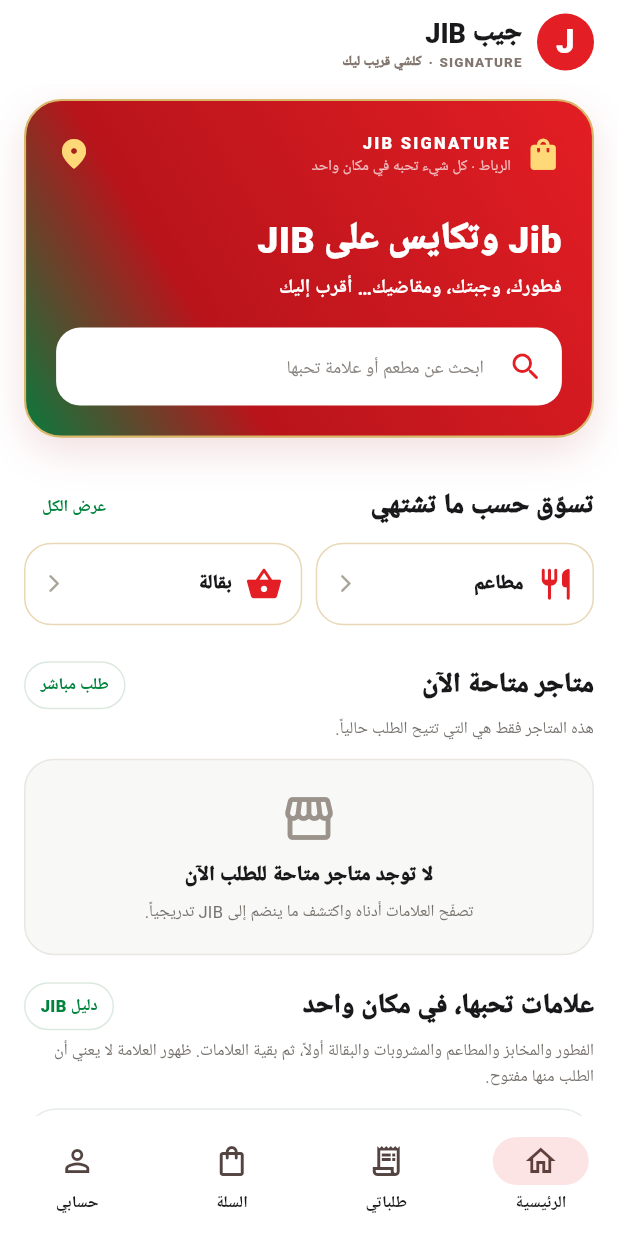
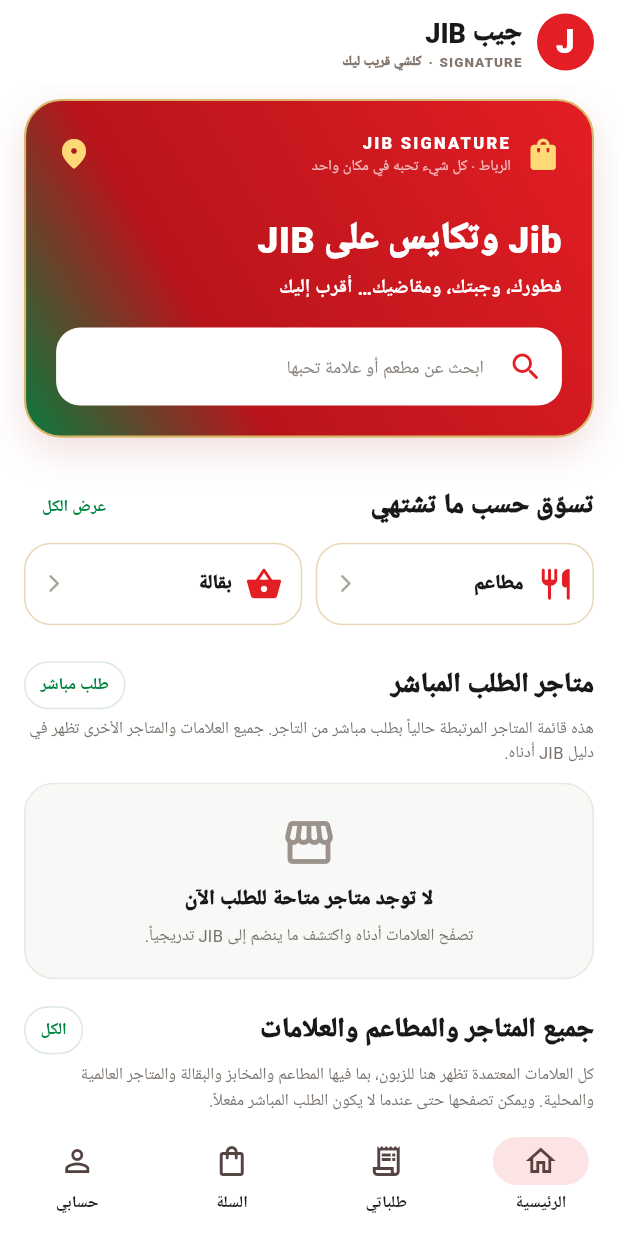
Before and after one commit to hatimsawad/jib-delivery, a Flutter app: the screen it shows once a user with an empty profile is signed in, on a phone screen of 412 x 824 dp. Run offline on Flutter 3.47's test engine with Material 3 defaults, Android fonts, the phone set to English and light mode, and no system bars; our stand-ins replace geolocator, image_picker, shared_preferences, supabase_flutter; accounts and stored records are empty.

Commit message:
Make all approved JIB stores and brands explicit in customer catalog

```diff
--- a/apps/customer/lib/main.dart
+++ b/apps/customer/lib/main.dart
@@ -541,11 +541,11 @@ class _CustomerHomeState extends State<CustomerHome> {
           ]),
           const SizedBox(height: 24),
           Row(children: [
-            const Expanded(child: Text('متاجر متاحة الآن', style: TextStyle(fontSize: 18, fontWeight: FontWeight.w900))),
+            const Expanded(child: Text('متاجر الطلب المباشر', style: TextStyle(fontSize: 18, fontWeight: FontWeight.w900))),
             const _ServicePill(label: 'طلب مباشر'),
           ]),
           const SizedBox(height: 5),
-          const Text('هذه المتاجر فقط هي التي تتيح الطلب حالياً.', style: TextStyle(color: Color(0xFF77716C), fontSize: 11)),
+          const Text('هذه قائمة المتاجر المرتبطة حالياً بطلب مباشر من التاجر. جميع العلامات والمتاجر الأخرى تظهر في دليل JIB أدناه.', style: TextStyle(color: Color(0xFF77716C), fontSize: 11)),
           const SizedBox(height: 12),
           if (stores.isEmpty)
             Container(
@@ -581,11 +581,11 @@ class _CustomerHomeState extends State<CustomerHome> {
             )),
           const SizedBox(height: 18),
           Row(children: [
-            const Expanded(child: Text('علامات تحبها، في مكان واحد', style: TextStyle(fontSize: 18, fontWeight: FontWeight.w900))),
-            const _ServicePill(label: 'دليل JIB'),
+            const Expanded(child: Text('جميع المتاجر والمطاعم والعلامات', style: TextStyle(fontSize: 18, fontWeight: FontWeight.w900))),
+            const _ServicePill(label: 'الكل'),
           ]),
           const SizedBox(height: 5),
-          const Text('الفطور والمخابز والمطاعم والمشروبات والبقالة أولاً، ثم بقية العلامات. ظهور العلامة لا يعني أن الطلب منها مفتوح.',
+          const Text('كل العلامات المعتمدة تظهر هنا للزبون، بما فيها المطاعم والمخابز والبقالة والمتاجر العالمية والمحلية. ويمكن تصفحها حتى عندما لا يكون الطلب المباشر مفعلاً.',
             style: TextStyle(color: Color(0xFF77716C), fontSize: 11, height: 1.5)),
           const SizedBox(height: 13),
           FutureBuilder<List<Map<String, dynamic>>>(
@@ -599,7 +599,11 @@ class _CustomerHomeState extends State<CustomerHome> {
               if (brandSnapshot.hasError) return const Card(child: Padding(padding: EdgeInsets.all(16), child: Text('تعذر تحميل دليل العلامات حالياً.')));
               final brands = (brandSnapshot.data ?? []).where((brand) {
                 final value = (brand['name'].toString() + ' ' + brand['category'].toString()).toLowerCase();
-                return value.contains(_search.toLowerCase());
+                final type = brand['category']?.toString() ?? '';
+                final matchesCategory = _category == 0 ||
+                    (_category == 1 && ['bakery', 'prepared-food'].contains(type)) ||
+                    (_category == 2 && ['grocery', 'fresh-produce', 'meat-seafood'].contains(type));
+                return matchesCategory && value.contains(_search.toLowerCase());
               }).toList()..sort((a, b) {
                 const priority = {'bakery': 0, 'prepared-food': 1, 'beverages': 2, 'grocery': 3,
                   'fresh-produce': 4, 'meat-seafood': 5};
```
